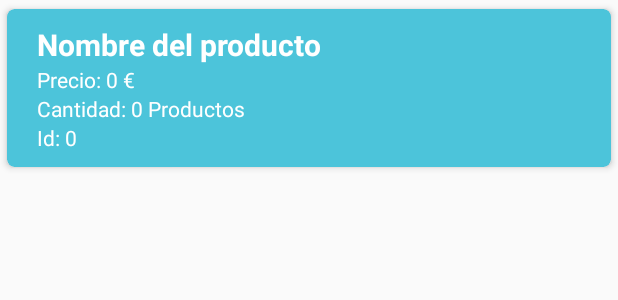
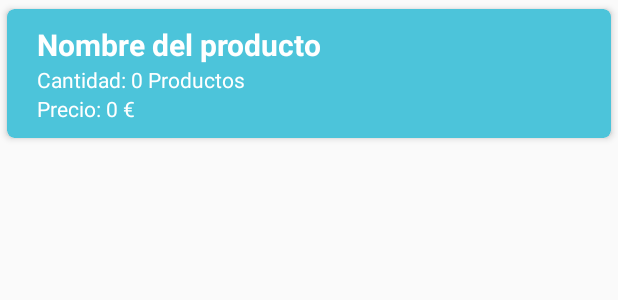
Before and after one commit to ignacio-gargiulo/Perfect_Market, an Android app: the layout lista_recycler_productos_cesta.xml on its own in the app's theme, with its tools: preview values and no code run, on a phone screen of 412 x 824 dp. Shown: the top 300 px of the screen. Run offline under Robolectric (Android 15) with nearby library versions, the phone set to English and light mode, and no system bars; network calls fail.

Commit message:
Mejora en la base de datos. Inserción de comentarios actualizada. Mejora en visualización de comentarios. Valoración general añadida en detalle producto. Restricciones a los usuarios añadidas. Añadir productos a la cesta disponible (Ya se pueden ver en la vista de cesta). Ya se puede volver hacia atrás sin que se rompa la aplicación. Eliminación de algo de código no necesario y algunas mejoras visuales. Mejoras en la cesta.

```diff
--- a/app/src/main/java/com/ejemplo/perfectmarket_tiendavirtual/Fragments/PrincipalFragment.java
+++ b/app/src/main/java/com/ejemplo/perfectmarket_tiendavirtual/Fragments/PrincipalFragment.java
@@ -59,8 +59,6 @@ public class PrincipalFragment extends Fragment {
     ImageButton btnImagenAnterior, btnImagenSiguiente;
     FragmentTransaction fragmentTransaction;
     FragmentManager fragmentManager;
-    int imgBBDD;
-    int imgW, imgH;
 
 
     RecyclerView recyclerProducto1;
--- a/app/src/main/res/layout/lista_recycler_productos_cesta.xml
+++ b/app/src/main/res/layout/lista_recycler_productos_cesta.xml
@@ -31,10 +31,10 @@
             />
 
         <TextView
-            android:id="@+id/precio_producto_cesta"
+            android:id="@+id/cantidad_producto_cesta"
             android:layout_width="wrap_content"
             android:layout_height="wrap_content"
-            android:text="Precio: 0 €"
+            android:text="Cantidad: 0 Productos"
             android:layout_below="@+id/nombre_producto_cesta"
             android:textColor="@color/blanco"
             android:layout_marginLeft="10dp"
@@ -42,26 +42,14 @@
             />
 
         <TextView
-            android:id="@+id/cantidad_producto_cesta"
+            android:id="@+id/precio_producto_cesta"
             android:layout_width="wrap_content"
             android:layout_height="wrap_content"
-            android:text="Cantidad: 0 Productos"
-            android:layout_below="@+id/precio_producto_cesta"
-            android:textColor="@color/blanco"
-            android:layout_marginLeft="10dp"
-            android:layout_marginRight="10dp"
-            />
-
-        <TextView
-            android:id="@+id/id_producto_cesta"
-            android:layout_width="wrap_content"
-            android:layout_height="wrap_content"
-            android:text="Id: 0"
+            android:text="Precio: 0 €"
             android:layout_below="@+id/cantidad_producto_cesta"
             android:textColor="@color/blanco"
             android:layout_marginLeft="10dp"
             android:layout_marginRight="10dp"
             />
-
-    </RelativeLayout>
+        </RelativeLayout>
 </androidx.cardview.widget.CardView>
```
Also changed, not shown: app/src/main/java/com/ejemplo/perfectmarket_tiendavirtual/Adaptadores/AdapterRecyclerCesta.java (+4 -4 lines), app/src/main/res/layout/fragment_principal.xml (+14 -9 lines).
